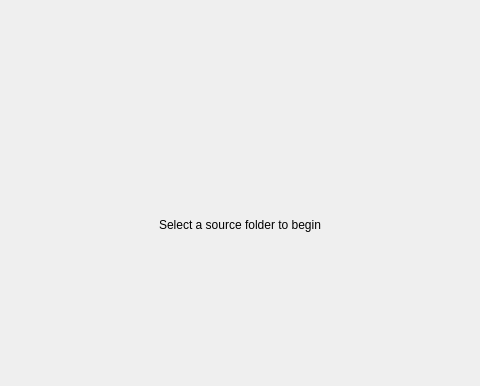
The window that ui/mainWindow.ui (JeremyYong128/image-sorter) describes before a commit, drawn with Qt 5; both pictures show x 120 to 600 and y 0 to 386 of the 720 by 693 pixel window.
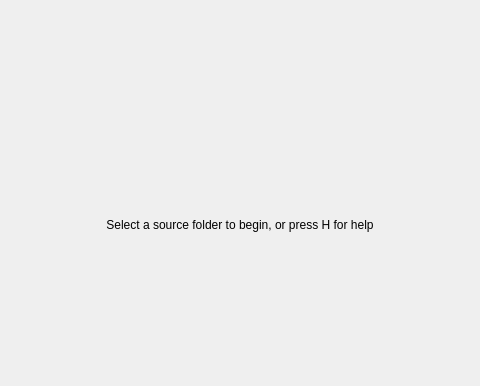
The same window after the commit. Custom widgets are drawn as their Qt base class.

What changed in the file:
```diff
--- a/ui/mainWindow.ui
+++ b/ui/mainWindow.ui
@@ -101,7 +101,7 @@
            <item>
             <widget class="QLabel" name="alertLabel">
              <property name="text">
-              <string>Select a source folder to begin</string>
+              <string>Select a source folder to begin, or press H for help</string>
              </property>
              <property name="alignment">
               <set>Qt::AlignCenter</set>
```
